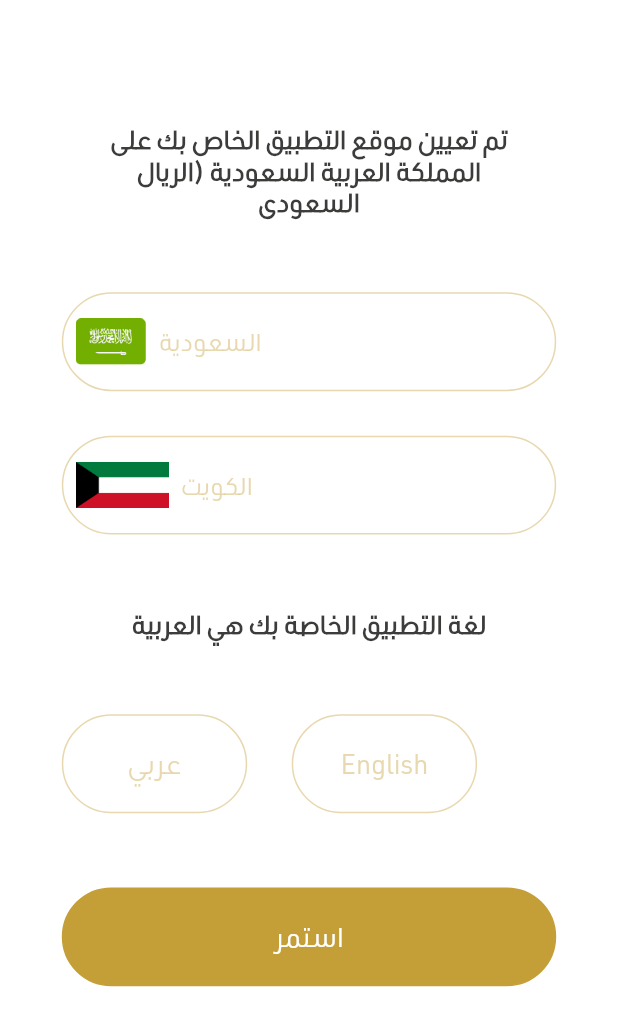
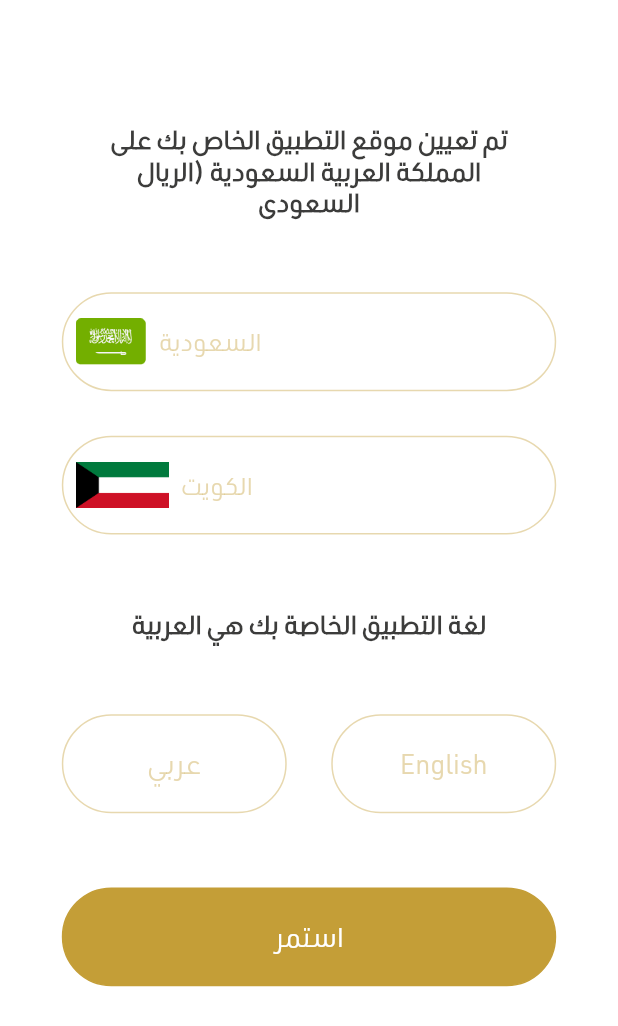
Before and after one commit to MtweReen/TootMartApp, a Flutter app: the screen it shows after launch, on a phone screen of 412 x 824 dp. Shown: the top 1026 px of the screen. Run offline on Flutter 3.47's test engine with Material 2 defaults, Android fonts, the phone set to English and light mode, and no system bars; our stand-ins replace bloc, dartz, dio, easy_localization, flutter_bloc, fluttertoast and 1 more; missing offline and left inert: flutter_card_swipper; accounts and stored records are empty.

```diff
--- a/lib/features/country/componnent/language_select.dart
+++ b/lib/features/country/componnent/language_select.dart
@@ -38,8 +38,7 @@ class LanguageSelectWidget extends StatelessWidget {
             const VerticalSpace(value: 5),
             Row(
               children: [
-                SizedBox(
-                  width: SizeConfig.screenWidth! * 0.3,
+                Expanded(
                   child: CustomGeneralButton(
                       borderColor: (AppCubit.get(context).arLanguage)
                   ? kMainColor
@@ -56,8 +55,7 @@ class LanguageSelectWidget extends StatelessWidget {
                   ),
                 ),
                 const HorizontalSpace(value: 3),
-                SizedBox(
-                  width: SizeConfig.screenWidth! * 0.3,
+                Expanded(
                   child: CustomGeneralButton(
                     borderColor: (AppCubit.get(context).enLanguage)
                   ? kMainColor
```
